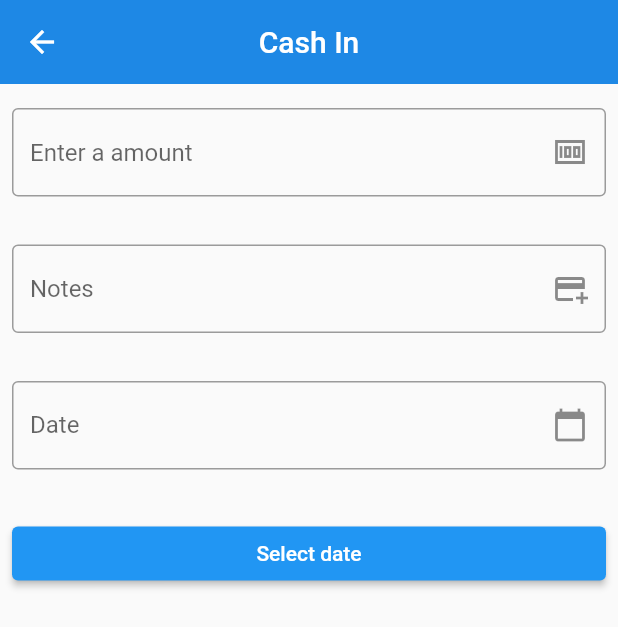
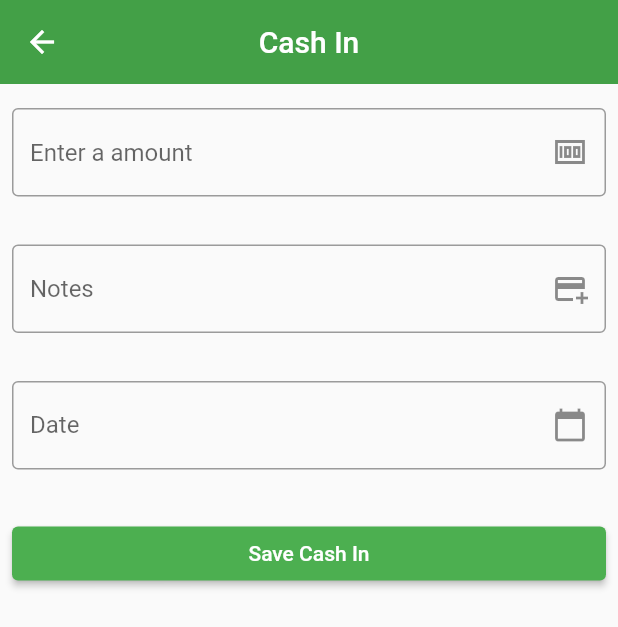
Before and after one commit to Prashant2344/cashbook, a Flutter app: the CashForm screen opened by its route, on a phone screen of 412 x 824 dp. Shown: the top 627 px of the screen. Run offline on Flutter 3.47's test engine with Material 2 defaults, Android fonts, the phone set to English and light mode, and no system bars.

Commit message:
updating cash in form design

```diff
--- a/lib/pages/cash_form.dart
+++ b/lib/pages/cash_form.dart
@@ -30,7 +30,7 @@ class _CashFormState extends State<CashForm> {
   Widget build(BuildContext context) {
     return Scaffold(
       appBar: AppBar(
-        backgroundColor: Colors.blue[600],
+        backgroundColor: Colors.green[600],
         title: Text('Cash In'),
         centerTitle: true,
         elevation: 0,
@@ -84,8 +84,13 @@ class _CashFormState extends State<CashForm> {
             Padding(
               padding: EdgeInsets.symmetric(horizontal: 8, vertical: 16),
               child: ElevatedButton(
+                  style: ButtonStyle(
+                    backgroundColor: MaterialStateProperty.all<Color>(Colors.green),
+                  ),
                   onPressed: () {},
-                  child: Text('Select date')
+                  child: Text(
+                      'Save Cash In',
+                  )
               ),
             ),
           ],
```
